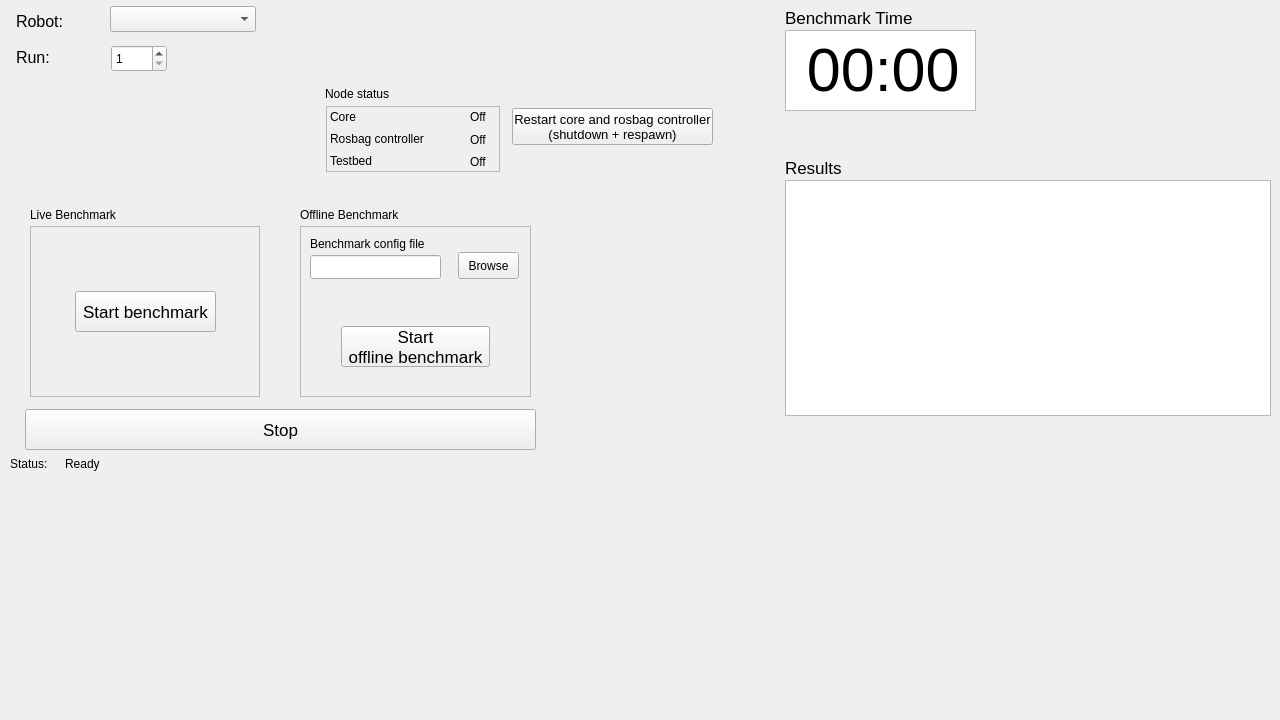
First picture: the form in gui/benchmark_gui/src/benchmark_gui/benchmark_gui.ui, repository madrob-beast/eurobench_benchmarking_software, before the edit.
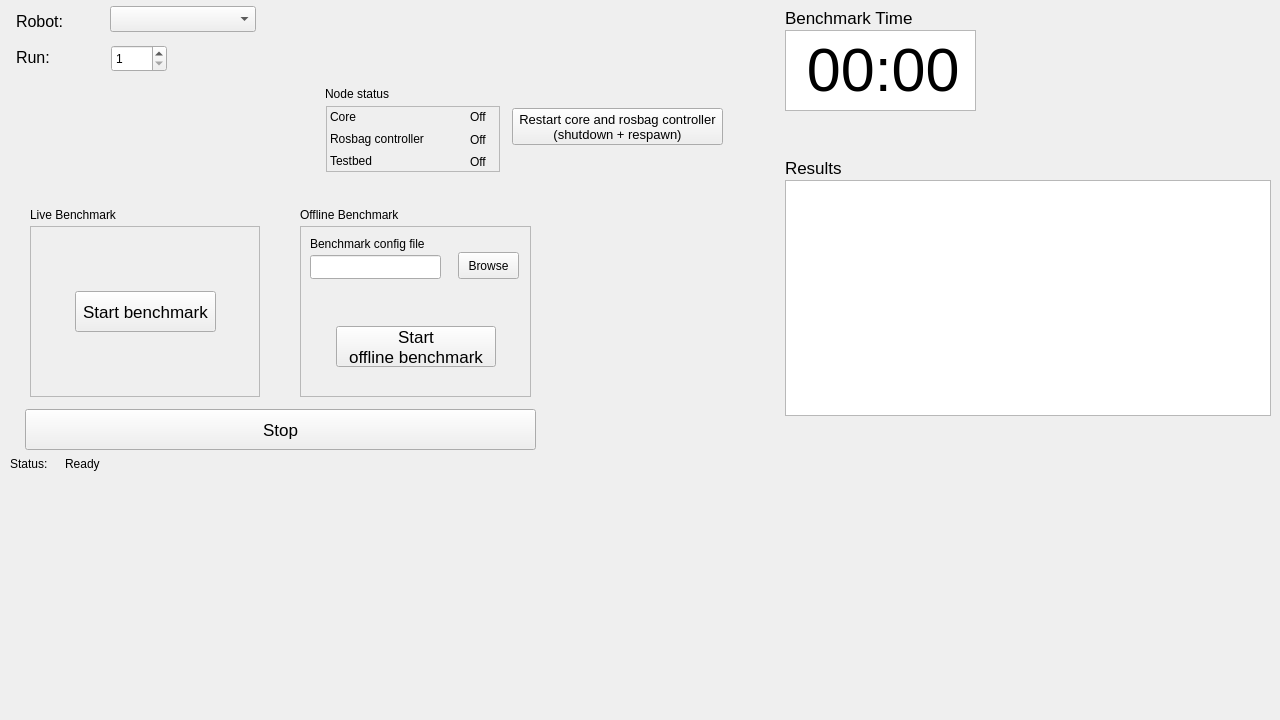
Second picture: the form after the edit.

```diff
--- a/gui/benchmark_gui/src/benchmark_gui/benchmark_gui.ui
+++ b/gui/benchmark_gui/src/benchmark_gui/benchmark_gui.ui
@@ -310,9 +310,9 @@
    <widget class="QPushButton" name="start_from_bag_button">
     <property name="geometry">
      <rect>
-      <x>41</x>
+      <x>36</x>
       <y>100</y>
-      <width>149</width>
+      <width>160</width>
       <height>41</height>
      </rect>
     </property>
@@ -381,7 +381,7 @@
     <rect>
      <x>300</x>
      <y>206</y>
-     <width>121</width>
+     <width>141</width>
      <height>17</height>
     </rect>
    </property>
@@ -504,7 +504,7 @@
     <rect>
      <x>512</x>
      <y>108</y>
-     <width>201</width>
+     <width>211</width>
      <height>37</height>
     </rect>
    </property>
```
